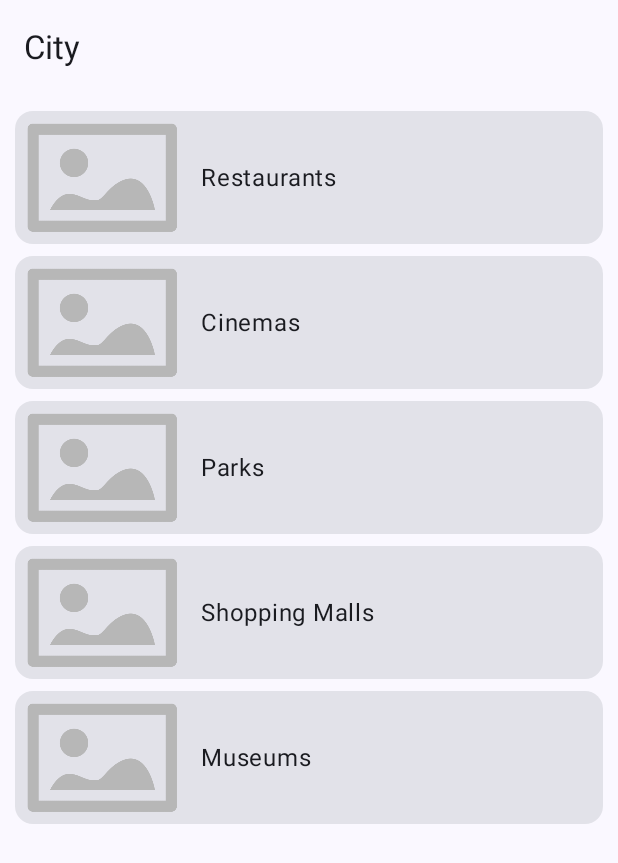
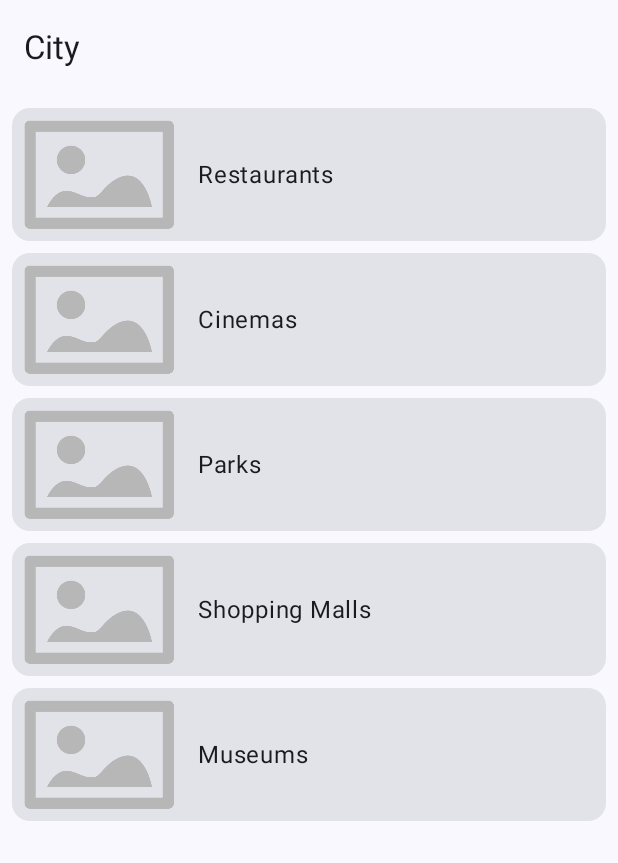
Before and after one commit to Gnarll/Android-basics, an Android app built with Jetpack Compose: the screen it shows after launch (MainActivity), on a phone screen of 412 x 824 dp. Shown: the top 863 px of the screen. Run offline under Robolectric (Android 15) with nearby library versions, the phone set to English and light mode, and no system bars.

Commit message:
padding fixes

```diff
--- a/app/src/main/java/com/example/androidbasics/CityApp.kt
+++ b/app/src/main/java/com/example/androidbasics/CityApp.kt
@@ -63,7 +63,6 @@ fun CityApp(
             startDestination = CityAppScreen.Home.name,
             modifier = Modifier
                 .padding(paddingValues)
-                .statusBarsPadding()
         ) {
             composable(route = CityAppScreen.Home.name) {
                 CityHomeScreen(
--- a/app/src/main/java/com/example/androidbasics/ui/CityHomeScreen.kt
+++ b/app/src/main/java/com/example/androidbasics/ui/CityHomeScreen.kt
@@ -36,7 +36,7 @@ fun CityHomeScreen(
     CategoriesList(
         categories = categories,
         onCategoryClick = onCategoryClick,
-        contentPadding = 10.dp,
+        contentPadding = dimensionResource(R.dimen.padding_small),
         modifier = modifier
     )
 }
```
